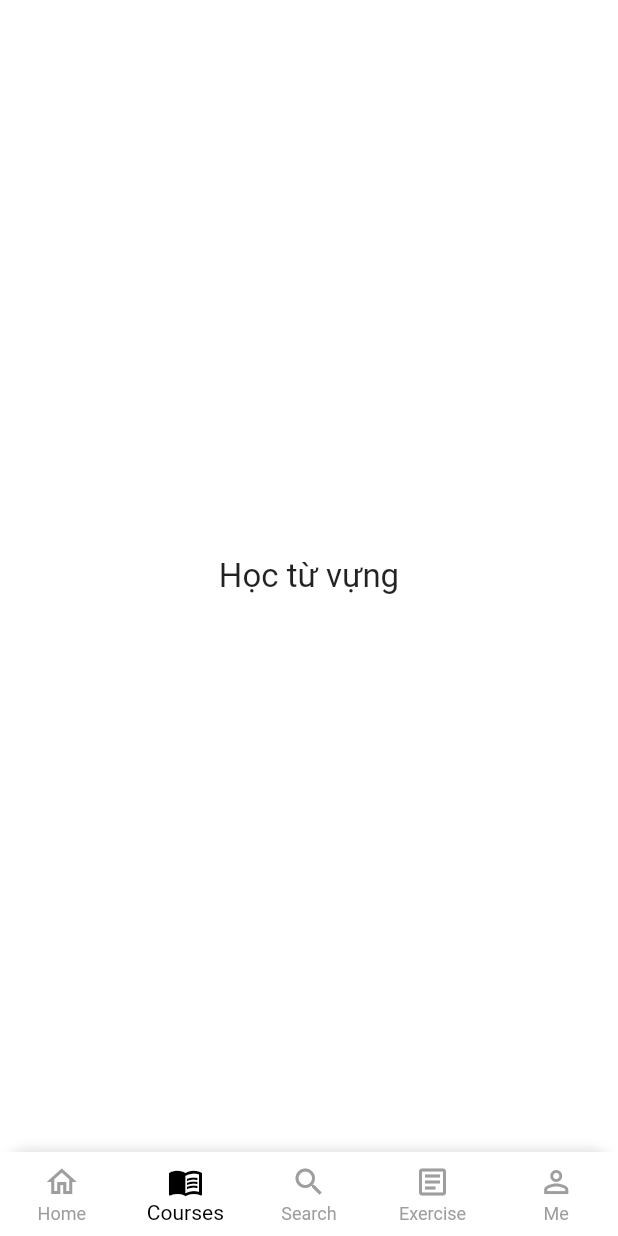
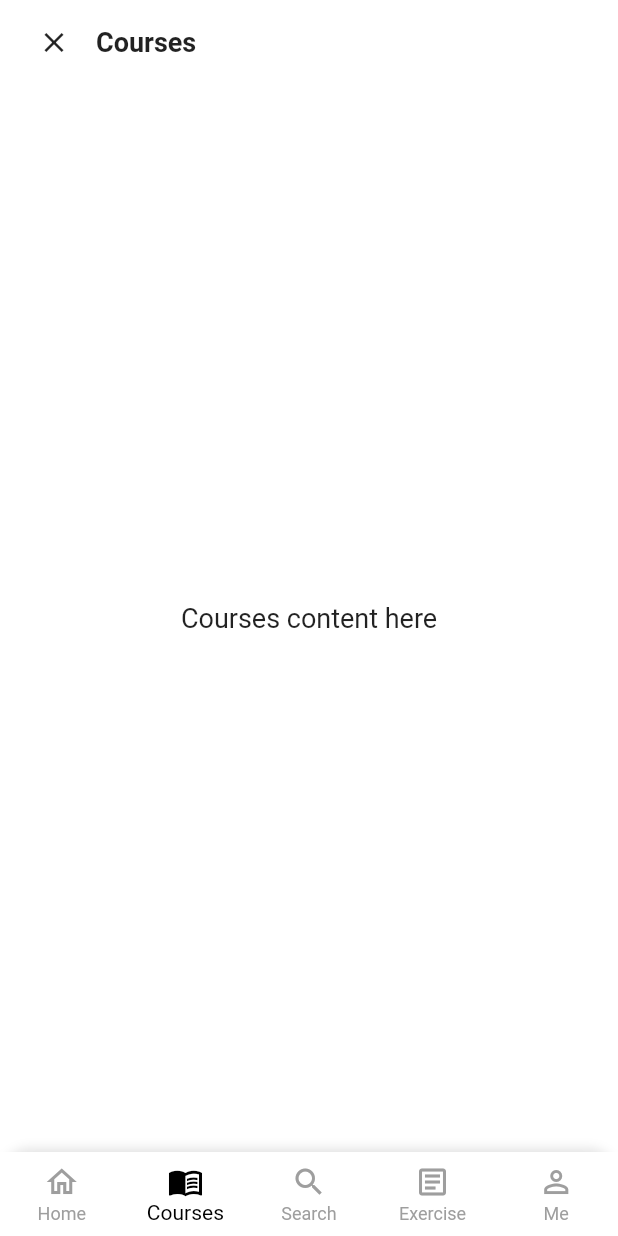
Before and after one commit to DinhHieu2004/study_e_flutter, a Flutter app: the screen it shows after launch, item 2 of the bottom bar chosen, on a phone screen of 412 x 824 dp. Run offline on Flutter 3.47's test engine with Material 3 defaults, Android fonts, the phone set to English and light mode, and no system bars; our stand-ins replace flutter_riverpod.

Commit message:
feat: create base courses page, nav top

```diff
--- a/lib/main.dart
+++ b/lib/main.dart
@@ -1,8 +1,8 @@
 import 'package:flutter/material.dart';
+import 'package:flutter_application_1/pages/courses_page.dart';
 import 'package:flutter_riverpod/flutter_riverpod.dart';
 import 'pages/search_page.dart';
 import 'pages/home_page.dart';
-import 'pages/vocabulary_page.dart';
 import 'pages/exercise_page.dart';
 import 'pages/profile_page.dart';
 
@@ -38,18 +38,27 @@ class MainLayout extends StatefulWidget {
 class _MainLayoutState extends State<MainLayout> {
   int _currentIndex = 0;
 
-  final List<Widget> _pages = const [
-    HomePage(),
-    VocabularyPage(),
-    SearchPage(),
-    ExercisePage(),
-    ProfilePage(),
-  ];
+  Widget _buildPage(int index) {
+    switch (index) {
+      case 0:
+        return const HomePage();
+      case 1:
+        return CoursesPage(onClose: () => setState(() => _currentIndex = 0));
+      case 2:
+        return const SearchPage();
+      case 3:
+        return const ExercisePage();
+      case 4:
+        return const ProfilePage();
+      default:
+        return const HomePage();
+    }
+  }
 
   @override
   Widget build(BuildContext context) {
     return Scaffold(
-      body: _pages[_currentIndex],
+      body: _buildPage(_currentIndex),
 
       bottomNavigationBar: Container(
         decoration: const BoxDecoration(
--- /dev/null
+++ b/lib/pages/courses_page.dart
@@ -0,0 +1,58 @@
+import 'package:flutter/material.dart';
+
+class CoursesPage extends StatelessWidget {
+  final VoidCallback? onClose;
+
+  const CoursesPage({super.key, this.onClose});
+
+  @override
+  Widget build(BuildContext context) {
+    return Scaffold(
+      backgroundColor: Colors.white,
+      body: SafeArea(
+        child: Column(
+          children: [
+            _buildTopBar(),
+
+            const Expanded(
+              child: Center(
+                child: Text(
+                  "Courses content here",
+                  style: TextStyle(fontSize: 18),
+                ),
+              ),
+            ),
+          ],
+        ),
+      ),
+    );
+  }
+
+  Widget _buildTopBar() {
+    return Container(
+      height: 56,
+      padding: const EdgeInsets.symmetric(horizontal: 16),
+      child: Row(
+        crossAxisAlignment: CrossAxisAlignment.center,
+        children: [
+          InkWell(
+            borderRadius: BorderRadius.circular(20),
+            onTap: onClose,
+            child: const SizedBox(
+              width: 40,
+              height: 40,
+              child: Icon(Icons.close, size: 22),
+            ),
+          ),
+
+          const SizedBox(width: 8),
+
+          const Text(
+            "Courses",
+            style: TextStyle(fontSize: 18, fontWeight: FontWeight.w700),
+          ),
+        ],
+      ),
+    );
+  }
+}
--- a/lib/pages/vocabulary_page.dart
+++ /dev/null
@@ -1,12 +0,0 @@
-import 'package:flutter/material.dart';
-
-class VocabularyPage extends StatelessWidget {
-  const VocabularyPage({super.key});
-
-  @override
-  Widget build(BuildContext context) {
-    return Center(
-      child: Text("Học từ vựng", style: TextStyle(fontSize: 22)),
-    );
-  }
-}
```
